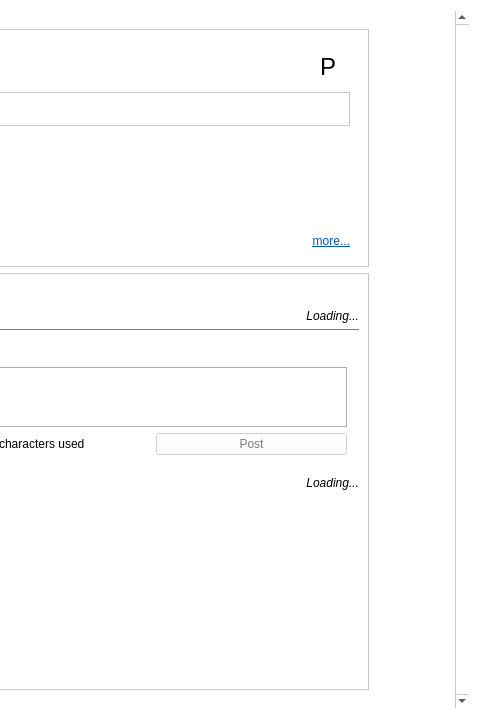
jnetterf/hathor, file hathor/artistcontext.ui: the form before one commit; both pictures show x 661 to 1141 and y 0 to 719 of the 1141 by 719 pixel window.
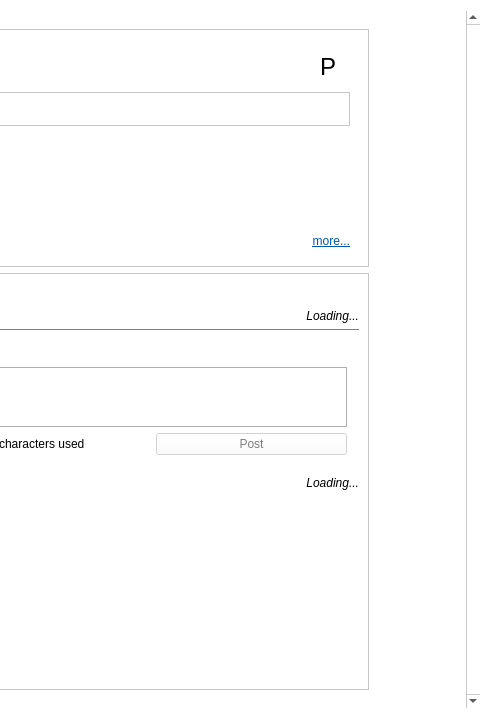
The form after the commit. Icons and pictures are not drawn. Custom widgets are drawn as their Qt base class.

Patch:
```diff
--- a/hathor/artistcontext.ui
+++ b/hathor/artistcontext.ui
@@ -432,6 +432,12 @@
    <bool>true</bool>
   </property>
   <layout class="QGridLayout" name="gridLayout">
+   <property name="leftMargin">
+    <number>0</number>
+   </property>
+   <property name="rightMargin">
+    <number>0</number>
+   </property>
    <item row="1" column="0">
     <widget class="QScrollArea" name="scrollArea">
      <property name="frameShape">
@@ -451,26 +457,38 @@
        <rect>
         <x>0</x>
         <y>0</y>
-        <width>1116</width>
+        <width>1124</width>
         <height>711</height>
        </rect>
       </property>
       <layout class="QGridLayout" name="gridLayout_4">
+       <property name="leftMargin">
+        <number>0</number>
+       </property>
+       <property name="rightMargin">
+        <number>0</number>
+       </property>
        <item row="0" column="0">
         <widget class="QWidget" name="widget_3" native="true">
          <property name="minimumSize">
           <size>
-           <width>968</width>
+           <width>950</width>
            <height>0</height>
           </size>
          </property>
          <property name="maximumSize">
           <size>
-           <width>968</width>
+           <width>950</width>
            <height>16777215</height>
           </size>
          </property>
          <layout class="QGridLayout" name="gridLayout_3">
+          <property name="leftMargin">
+           <number>0</number>
+          </property>
+          <property name="rightMargin">
+           <number>0</number>
+          </property>
           <property name="horizontalSpacing">
            <number>0</number>
           </property>
```
